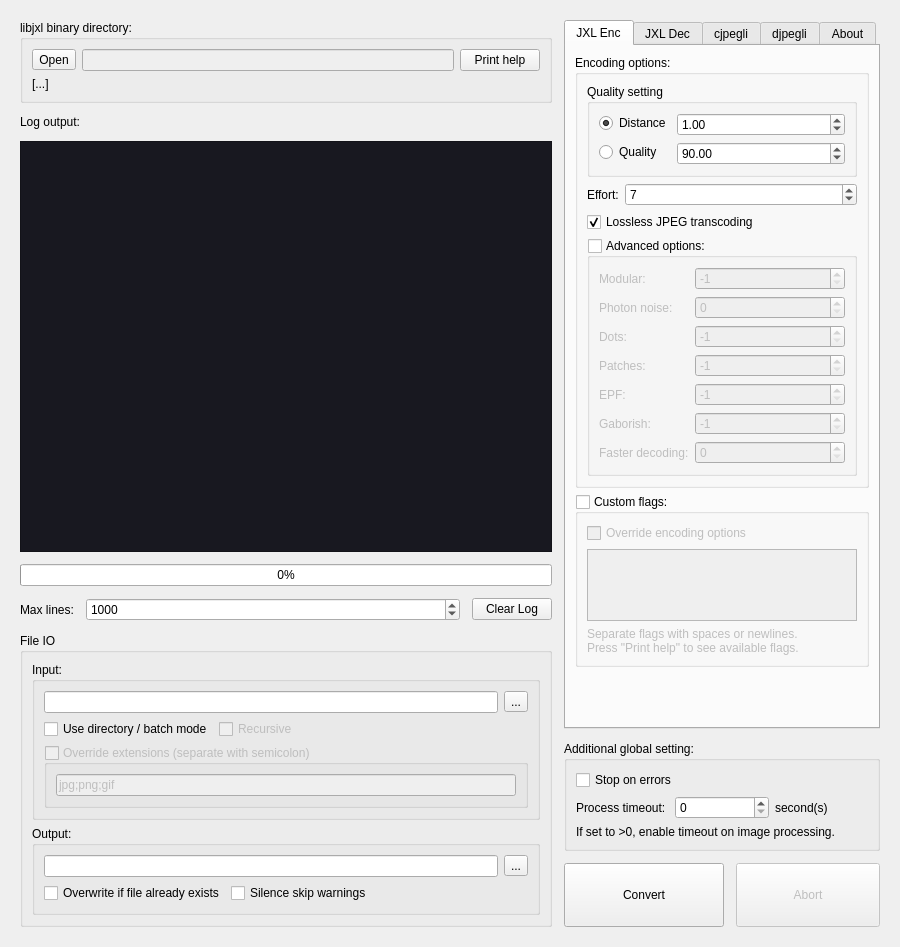
Old version of the form mainwindow.ui in the repository kampidh/jxl-batch-converter.
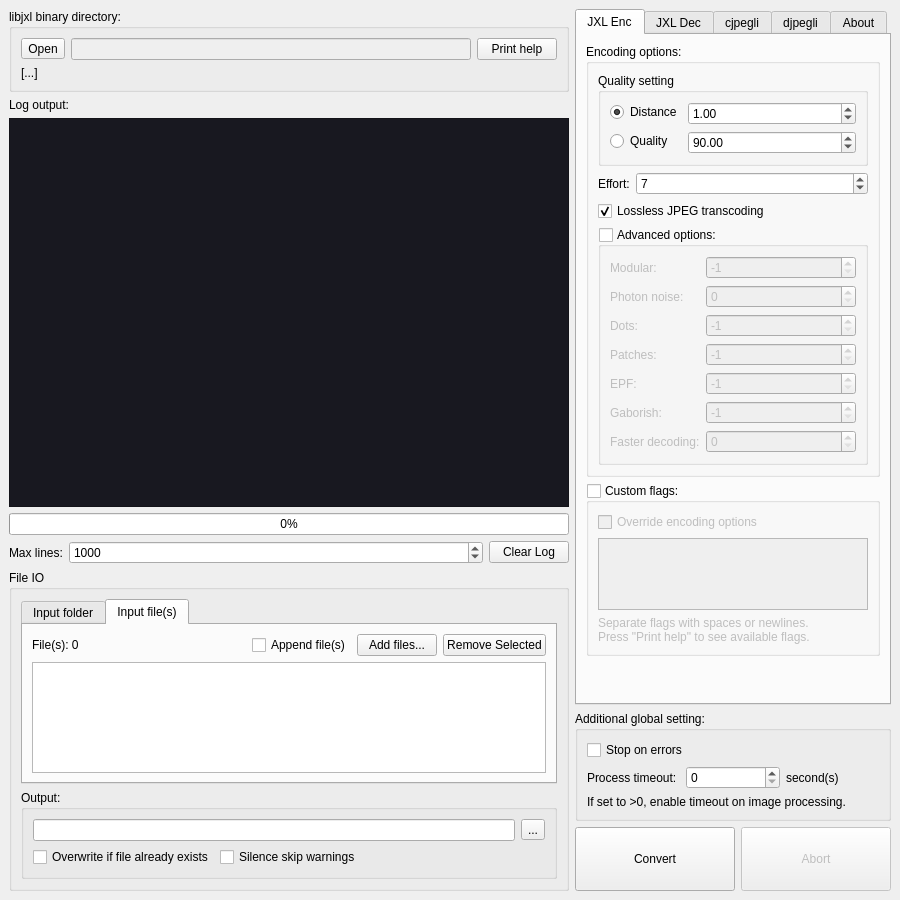
New version of the form.

Commit message: Groundwork for drag-n-drop and file list input

What changed in the file:
```diff
--- a/mainwindow.ui
+++ b/mainwindow.ui
@@ -7,7 +7,7 @@
     <x>0</x>
     <y>0</y>
     <width>900</width>
-    <height>947</height>
+    <height>900</height>
    </rect>
   </property>
   <property name="minimumSize">
@@ -26,22 +26,7 @@
      <verstretch>0</verstretch>
     </sizepolicy>
    </property>
-   <layout class="QHBoxLayout" name="horizontalLayout_9">
-    <property name="spacing">
-     <number>12</number>
-    </property>
-    <property name="leftMargin">
-     <number>20</number>
-    </property>
-    <property name="topMargin">
-     <number>20</number>
-    </property>
-    <property name="rightMargin">
-     <number>20</number>
-    </property>
-    <property name="bottomMargin">
-     <number>20</number>
-    </property>
+   <layout class="QHBoxLayout" name="horizontalLayout_10">
     <item>
      <layout class="QVBoxLayout" name="verticalLayout_4">
       <property name="leftMargin">
@@ -109,6 +94,12 @@
       </item>
       <item>
        <widget class="QTextBrowser" name="logText">
+        <property name="sizePolicy">
+         <sizepolicy hsizetype="Expanding" vsizetype="Expanding">
+          <horstretch>0</horstretch>
+          <verstretch>0</verstretch>
+         </sizepolicy>
+        </property>
         <property name="styleSheet">
          <string notr="true">background-color: rgb(24, 24, 32);
 color: rgb(255, 255, 255);</string>
@@ -172,11 +163,28 @@
         </property>
         <layout class="QVBoxLayout" name="verticalLayout">
          <item>
-          <widget class="QGroupBox" name="groupBox_2">
-           <property name="title">
-            <string>Input:</string>
+          <widget class="QTabWidget" name="inputTab">
+           <property name="sizePolicy">
+            <sizepolicy hsizetype="Expanding" vsizetype="Minimum">
+             <horstretch>0</horstretch>
+             <verstretch>0</verstretch>
+            </sizepolicy>
            </property>
-           <layout class="QVBoxLayout" name="verticalLayout_5">
+           <property name="currentIndex">
+            <number>1</number>
+           </property>
+           <widget class="QWidget" name="inputFolderTab">
+            <attribute name="title">
+             <string>Input folder</string>
+            </attribute>
+            <layout class="QVBoxLayout" name="verticalLayout_20">
+             <item>
+              <widget class="QLabel" name="label_21">
+               <property name="text">
+                <string>Folder:</string>
+               </property>
+              </widget>
+             </item>
             <item>
              <layout class="QHBoxLayout" name="horizontalLayout_2">
               <item>
@@ -272,6 +280,78 @@
             </item>
            </layout>
           </widget>
+           <widget class="QWidget" name="inputFilesTab">
+            <attribute name="title">
+             <string>Input file(s)</string>
+            </attribute>
+            <layout class="QVBoxLayout" name="verticalLayout_19">
+             <item>
+              <layout class="QHBoxLayout" name="horizontalLayout_9">
+               <item>
+                <widget class="QLabel" name="fileCountLbl">
+                 <property name="text">
+                  <string>File(s): 0</string>
+                 </property>
+                </widget>
+               </item>
+               <item>
+                <spacer name="horizontalSpacer_3">
+                 <property name="orientation">
+                  <enum>Qt::Horizontal</enum>
+                 </property>
+                 <property name="sizeHint" stdset="0">
+                  <size>
+                   <width>40</width>
+                   <height>20</height>
+                  </size>
+                 </property>
+                </spacer>
+               </item>
+               <item>
+                <widget class="QCheckBox" name="appendListsChk">
+                 <property name="toolTip">
+                  <string>Append the files instead of replacing the whole list</string>
+                 </property>
+                 <property name="text">
+                  <string>Append file(s)</string>
+                 </property>
+                </widget>
+               </item>
+               <item>
+                <widget class="QPushButton" name="addFilesBtn">
+                 <property name="text">
+                  <string>Add files...</string>
+                 </property>
+                </widget>
+               </item>
+               <item>
+                <widget class="QPushButton" name="removeFilesBtn">
+                 <property name="text">
+                  <string>Remove Selected</string>
+                 </property>
+                </widget>
+               </item>
+              </layout>
+             </item>
+             <item>
+              <widget class="QListWidget" name="fileListView">
+               <property name="sizePolicy">
+                <sizepolicy hsizetype="Expanding" vsizetype="MinimumExpanding">
+                 <horstretch>0</horstretch>
+                 <verstretch>0</verstretch>
+                </sizepolicy>
+               </property>
+               <property name="sizeAdjustPolicy">
+                <enum>QAbstractScrollArea::AdjustToContents</enum>
+               </property>
+               <property name="selectionMode">
+                <enum>QAbstractItemView::ExtendedSelection</enum>
+               </property>
+              </widget>
+             </item>
+            </layout>
+           </widget>
+          </widget>
          </item>
          <item>
           <widget class="QGroupBox" name="groupBox_3">
@@ -511,7 +591,7 @@
                   <item row="1" column="1">
                    <widget class="QSpinBox" name="photonNoiseSpinBox">
                     <property name="maximum">
-                     <number>32000</number>
+                     <number>1000000</number>
                     </property>
                     <property name="singleStep">
                      <number>100</number>
```
Left out of the diff: 3 changed lines with no effect on the pictures. Lines whose indentation alone changed are shown as unchanged. The commit also changes 3 other files.
